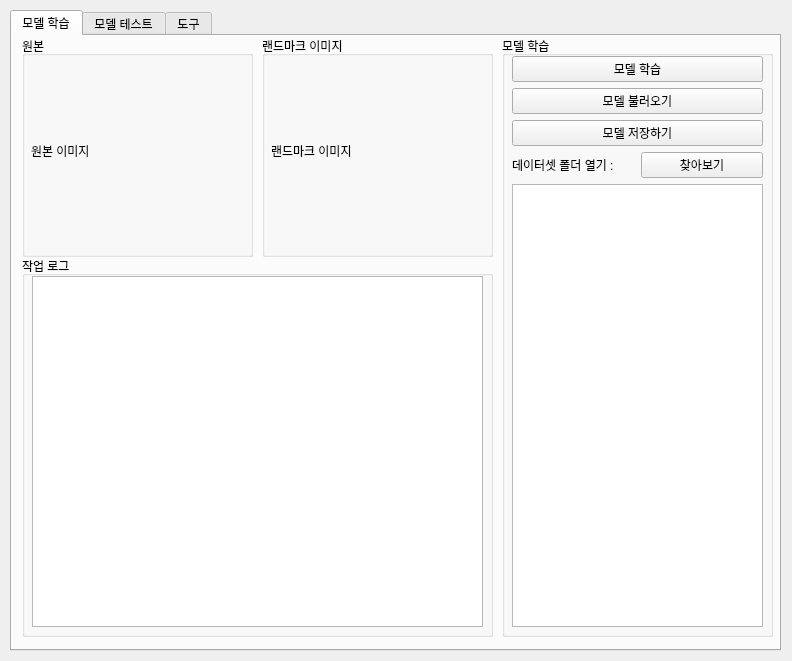
Old version of the form resource/main_form.ui in the repository boa9448/PyAutoMakerHuman.
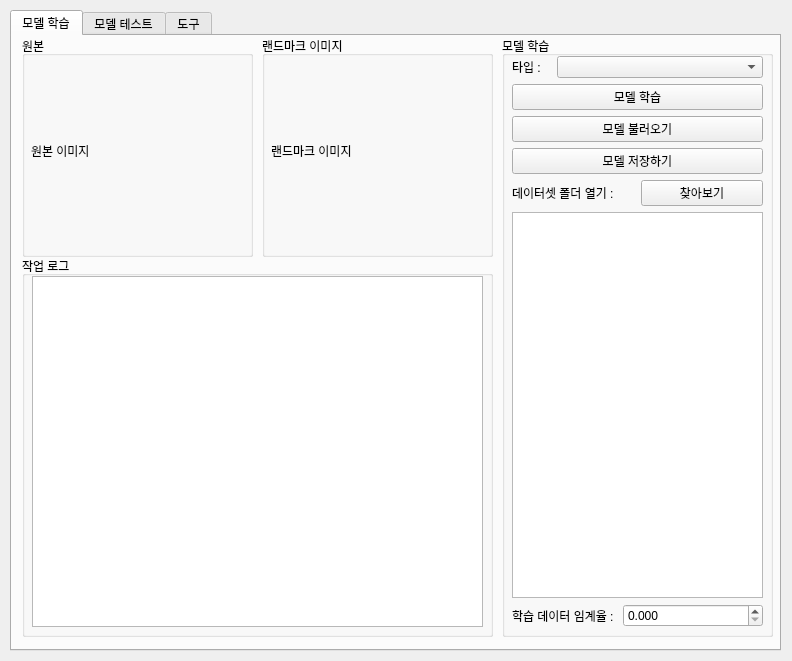
New version of the form.

Commit message: 학습 ui 프로토타입 작성

Diff of the .ui file:
```diff
--- a/resource/main_form.ui
+++ b/resource/main_form.ui
@@ -2,6 +2,9 @@
 <ui version="4.0">
  <class>Form</class>
  <widget class="QWidget" name="Form">
+  <property name="enabled">
+   <bool>true</bool>
+  </property>
   <property name="geometry">
    <rect>
     <x>0</x>
@@ -117,6 +120,33 @@
       <layout class="QVBoxLayout" name="verticalLayout">
        <item>
         <layout class="QVBoxLayout" name="verticalLayout_6">
+         <item>
+          <layout class="QHBoxLayout" name="horizontalLayout_3">
+           <item>
+            <widget class="QLabel" name="label_2">
+             <property name="sizePolicy">
+              <sizepolicy hsizetype="Fixed" vsizetype="Preferred">
+               <horstretch>0</horstretch>
+               <verstretch>0</verstretch>
+              </sizepolicy>
+             </property>
+             <property name="text">
+              <string>타입 :   </string>
+             </property>
+            </widget>
+           </item>
+           <item>
+            <widget class="QComboBox" name="comboBox">
+             <property name="editable">
+              <bool>false</bool>
+             </property>
+             <property name="placeholderText">
+              <string/>
+             </property>
+            </widget>
+           </item>
+          </layout>
+         </item>
          <item>
           <widget class="QPushButton" name="train_model_button">
            <property name="text">
@@ -165,6 +195,33 @@
          </item>
         </layout>
        </item>
+       <item>
+        <layout class="QHBoxLayout" name="horizontalLayout_4">
+         <item>
+          <widget class="QLabel" name="label_3">
+           <property name="sizePolicy">
+            <sizepolicy hsizetype="Fixed" vsizetype="Preferred">
+             <horstretch>0</horstretch>
+             <verstretch>0</verstretch>
+            </sizepolicy>
+           </property>
+           <property name="text">
+            <string>학습 데이터 임계율 : </string>
+           </property>
+          </widget>
+         </item>
+         <item>
+          <widget class="QDoubleSpinBox" name="doubleSpinBox">
+           <property name="enabled">
+            <bool>true</bool>
+           </property>
+           <property name="decimals">
+            <number>3</number>
+           </property>
+          </widget>
+         </item>
+        </layout>
+       </item>
       </layout>
      </widget>
     </widget>
```
Left out of the diff: 2 changed lines with no effect on the pictures.
